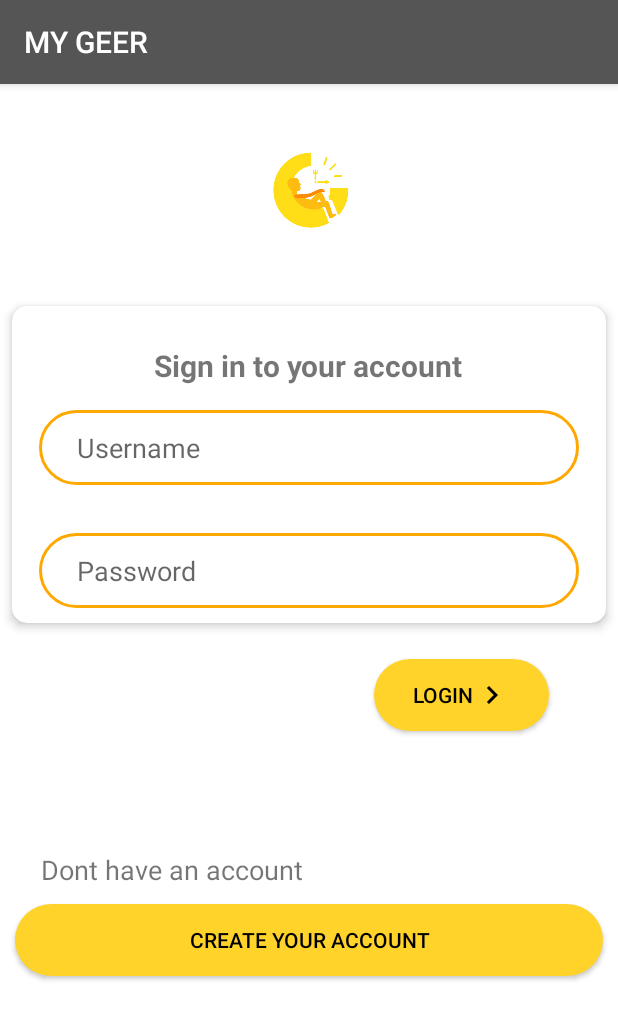
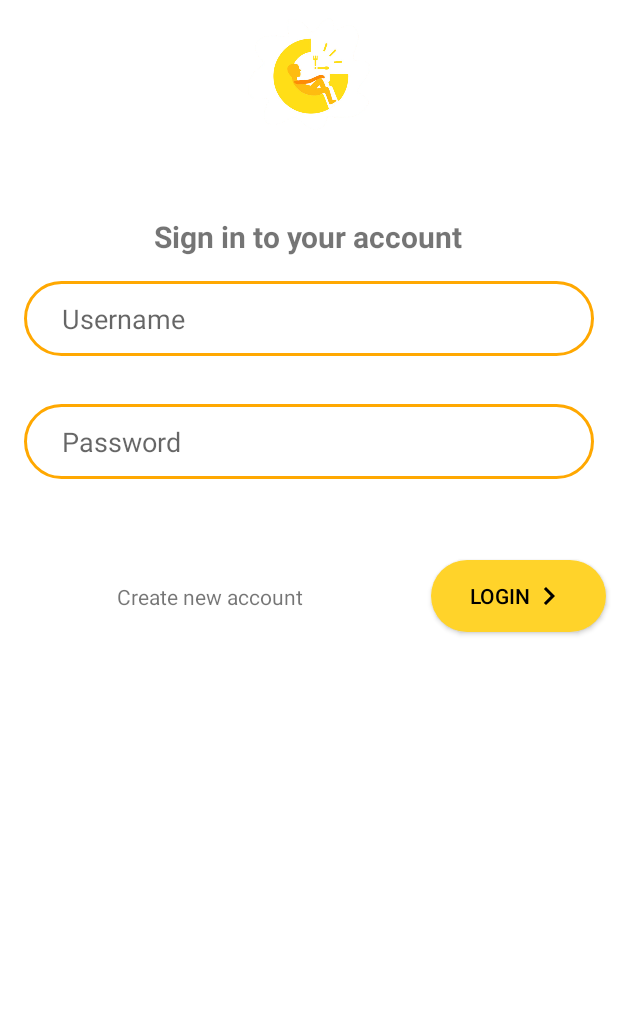
Before and after one commit to ikaru19/aplikasi-resto, an Android app: the screen it shows after launch (LoginActivity), on a phone screen of 412 x 824 dp. Shown: the top 1020 px of the screen. Run offline under Robolectric (Android 15) with nearby library versions, the phone set to English and light mode, and no system bars; libraries missing offline, so code that uses them is left out: io.paperdb; 1 statement that could not run was skipped.

Commit message:
delete action bar :v

```diff
--- a/app/src/main/java/com/syafrizal/my_geer/Activities/EmptyActivity.java
+++ b/app/src/main/java/com/syafrizal/my_geer/Activities/EmptyActivity.java
@@ -16,7 +16,7 @@ public class EmptyActivity extends AppCompatActivity {
         super.onCreate(savedInstanceState);
         setContentView(R.layout.activity_empty);
         SharedPreferences preferences = getSharedPreferences(Constant.SHARED_PREF,MODE_PRIVATE);
-        getSupportActionBar().hide();
+//        getSupportActionBar().hide();
 
         String token = preferences.getString(Constant.TOKEN_PREF,null);
 
--- a/app/src/main/java/com/syafrizal/my_geer/Adapter/PinAdapter.java
+++ b/app/src/main/java/com/syafrizal/my_geer/Adapter/PinAdapter.java
@@ -51,8 +51,7 @@ public class PinAdapter extends RecyclerView.Adapter<PinAdapter.ViewHolder> {
         Location location = locations.get(i);
         viewHolder.txtName.setText(location.getRestaurant().getName());
         viewHolder.txtAddr.setText(location.getAddress());
-//        Picasso.get().load(location.getRestaurant().getImage()).into(viewHolder.imgResto);
-
+        Picasso.get().load(location.getRestaurant().getImage()).into(viewHolder.imgResto);
     }
 
     @Override
--- a/app/src/main/java/com/syafrizal/my_geer/Fragments/ListFragment.java
+++ b/app/src/main/java/com/syafrizal/my_geer/Fragments/ListFragment.java
@@ -54,7 +54,6 @@ public class ListFragment extends Fragment implements ListsAdapter.OnAdapterClic
         RecyclerView.LayoutManager layoutManager = new LinearLayoutManager(getContext());
         adapter = new ListsAdapter(getContext());
 
-        adapter.setBookings(bookings);
         adapter.setListener(this);
 
         recyclerView.setAdapter(adapter);
@@ -69,6 +68,7 @@ public class ListFragment extends Fragment implements ListsAdapter.OnAdapterClic
     public void onCreate(@Nullable Bundle savedInstanceState) {
         super.onCreate(savedInstanceState);
         initData();
+
     }
 
     public void initData(){
@@ -77,6 +77,8 @@ public class ListFragment extends Fragment implements ListsAdapter.OnAdapterClic
             @Override
             public void onResponse(Call<List<Booking>> call, Response<List<Booking>> response) {
                 bookings.addAll(response.body());
+                adapter.setBookings(bookings);
+
                 adapter.notifyDataSetChanged();
             }
 
--- a/app/src/main/res/layout/activity_login.xml
+++ b/app/src/main/res/layout/activity_login.xml
@@ -11,7 +11,6 @@
         android:id="@+id/imageView"
         android:layout_width="100dp"
         android:layout_height="100dp"
-        android:layout_marginTop="20dp"
         app:layout_constraintEnd_toEndOf="parent"
         app:layout_constraintStart_toStartOf="parent"
         app:layout_constraintTop_toTopOf="parent"
@@ -29,15 +28,13 @@
         app:layout_constraintStart_toStartOf="parent"
         app:layout_constraintTop_toBottomOf="@+id/imageView"
         app:cardCornerRadius="10dp"
-        app:cardElevation="4dp">
-
-
+        >
 
 
         <LinearLayout
             android:layout_width="match_parent"
             android:layout_height="match_parent"
-            android:padding="10dp"
+            android:paddingBottom="30dp"
             android:orientation="vertical">
 
             <TextView
@@ -91,55 +88,33 @@
         android:layout_width="wrap_content"
         android:layout_height="wrap_content"
         android:layout_gravity="center_horizontal"
-        android:layout_marginStart="8dp"
         android:layout_marginTop="24dp"
         android:layout_marginEnd="8dp"
-        android:layout_marginBottom="16dp"
         android:background="@drawable/button_shape"
+        android:drawableRight="@drawable/ic_chevron_right_black_24dp"
         android:onClick="loginOnClick"
+        android:paddingHorizontal="26dp"
         android:shadowColor="@color/cardview_dark_background"
         android:shadowRadius="@android:integer/config_shortAnimTime"
         android:text="Login"
-        android:paddingHorizontal="26dp"
-        android:drawableRight="@drawable/ic_chevron_right_black_24dp"
         android:textColor="#000"
-        app:layout_constraintBottom_toTopOf="@+id/tv_create_account"
         app:layout_constraintEnd_toEndOf="parent"
-        app:layout_constraintHorizontal_bias="0.509"
-        app:layout_constraintStart_toEndOf="@+id/tv_create_account"
-        app:layout_constraintTop_toBottomOf="@+id/cardViewLogin"
-        app:layout_constraintVertical_bias="0.0" />
+        app:layout_constraintTop_toBottomOf="@+id/cardViewLogin" />
 
 
     <TextView
         android:id="@+id/tv_create_account"
         android:layout_width="wrap_content"
         android:layout_height="wrap_content"
-        android:layout_marginTop="152dp"
-        android:layout_marginEnd="32dp"
+        android:layout_marginEnd="8dp"
+        android:gravity="bottom"
         android:onClick="registerOnClick"
-        android:text="Dont have an account"
-        android:textSize="18dp"
-        app:layout_constraintEnd_toEndOf="parent"
-        app:layout_constraintHorizontal_bias="0.133"
+        android:text="Create new account"
+        android:textSize="14dp"
+        app:layout_constraintBottom_toBottomOf="@+id/buttonLogin"
+        app:layout_constraintEnd_toStartOf="@+id/buttonLogin"
         app:layout_constraintStart_toStartOf="parent"
-        app:layout_constraintTop_toBottomOf="@+id/cardViewLogin" />
-
-    <Button
-        android:id="@+id/buttonRegister"
-        android:layout_width="0dp"
-        android:layout_height="wrap_content"
-        android:layout_marginLeft="10dp"
-        android:layout_marginRight="10dp"
-        android:background="@drawable/button_shape"
-        android:text="Create Your Account"
-        android:textColor="#000"
-        app:layout_constraintBottom_toBottomOf="parent"
-        app:layout_constraintEnd_toEndOf="parent"
-        app:layout_constraintHorizontal_bias="0.2"
-        app:layout_constraintStart_toStartOf="parent"
-        app:layout_constraintTop_toBottomOf="@+id/tv_create_account"
-        app:layout_constraintVertical_bias="0.058" />
+        app:layout_constraintTop_toTopOf="@+id/buttonLogin" />
 
 
 
--- a/app/src/main/res/layout/activity_register.xml
+++ b/app/src/main/res/layout/activity_register.xml
@@ -4,6 +4,7 @@
     xmlns:tools="http://schemas.android.com/tools"
     android:layout_width="match_parent"
     android:layout_height="match_parent"
+    android:background="#ffff"
     tools:context=".Activities.RegisterActivity">
 
     <android.support.v7.widget.CardView
@@ -17,7 +18,6 @@
         app:layout_constraintEnd_toEndOf="parent"
         app:layout_constraintStart_toStartOf="parent"
         app:layout_constraintTop_toTopOf="parent"
-        app:cardElevation="5dp"
         app:cardCornerRadius="20dp"
         android:foregroundGravity="center">
 
@@ -25,7 +25,8 @@
             android:layout_width="match_parent"
             android:layout_height="match_parent"
             android:layout_gravity="center"
-            android:padding="10dp">
+            android:paddingVertical="30dp"
+            >
 
             <TextView
                 android:layout_width="match_parent"
--- a/app/src/main/res/values/styles.xml
+++ b/app/src/main/res/values/styles.xml
@@ -1,7 +1,7 @@
 <resources>
 
     <!-- Base application theme. -->
-    <style name="AppTheme" parent="Theme.AppCompat.Light.DarkActionBar">
+    <style name="AppTheme" parent="Theme.AppCompat.Light.NoActionBar">
         <!-- Customize your theme here. -->
         <item name="colorPrimary">@color/colorPrimary</item>
         <item name="colorPrimaryDark">@color/colorPrimaryDark</item>
```
Also changed, not shown: app/src/main/res/drawable/grad_blue.xml (added, +8 -0 lines), app/src/main/res/layout/activity_profile_register.xml (+5 -3 lines), app/src/main/res/layout/item_location.xml (+4 -8 lines).
